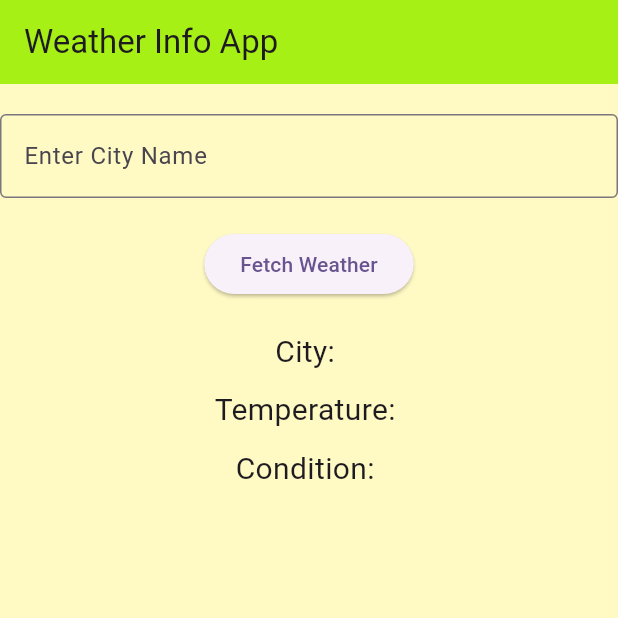
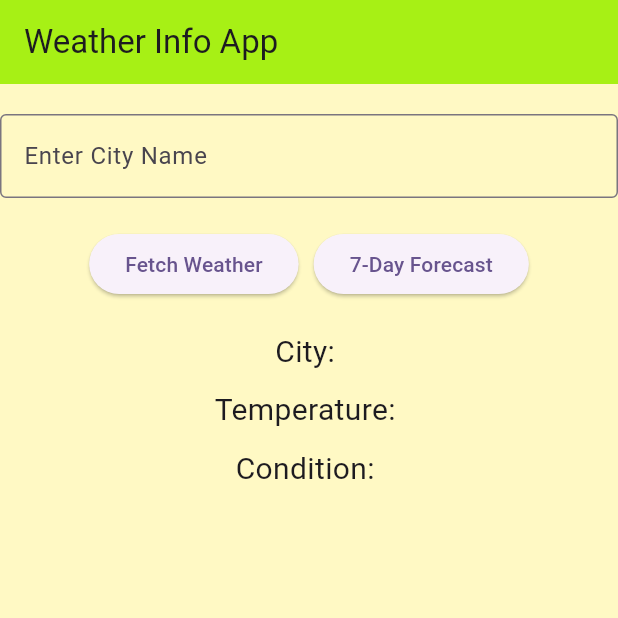
Before and after one commit to navedn/Flutter-WeatherApp, a Flutter app: the screen it shows after launch, on a phone screen of 412 x 824 dp, the top half of it. Run offline on Flutter 3.47's test engine with Material 3 defaults, Android fonts, the phone set to English and light mode, and no system bars.

Commit message:
Implemented 7-day weather forecast feature

```diff
--- a/lib/main.dart
+++ b/lib/main.dart
@@ -53,6 +53,7 @@ class _MyHomePageState extends State<MyHomePage> {
     'Snowy',
     'Windy'
   ];
+  List<Map<String, String>> _sevenDayForecast = [];
 
   void _fetchWeather() {
     final random = Random();
@@ -68,6 +69,28 @@ class _MyHomePageState extends State<MyHomePage> {
     });
   }
 
+  void _fetchSevenDayForecast() {
+    final random = Random();
+    List<Map<String, String>> forecast = [];
+
+    for (int i = 0; i < 7; i++) {
+      int temp = 15 + random.nextInt(16); // Random temp 15°C to 30°C
+      String condition =
+          _weatherConditions[random.nextInt(_weatherConditions.length)];
+
+      // Add forecast for each day (you can add day names if needed)
+      forecast.add({
+        'day': 'Day ${i + 1}', // Example: Day 1, Day 2, etc.
+        'temp': '$temp°C',
+        'condition': condition,
+      });
+    }
+
+    setState(() {
+      _sevenDayForecast = forecast;
+    });
+  }
+
   @override
   Widget build(BuildContext context) {
     return Scaffold(
@@ -75,7 +98,8 @@ class _MyHomePageState extends State<MyHomePage> {
         backgroundColor: const Color.fromARGB(255, 167, 240, 21),
         title: const Text('Weather Info App'),
       ),
-      body: Column(
+      body: SingleChildScrollView(
+        child: Column(
           children: [
             const SizedBox(height: 20.0),
             SizedBox(
@@ -96,6 +120,11 @@ class _MyHomePageState extends State<MyHomePage> {
                   onPressed: _fetchWeather,
                   child: const Text('Fetch Weather'),
                 ),
+                const SizedBox(width: 10.0),
+                ElevatedButton(
+                  onPressed: _fetchSevenDayForecast,
+                  child: const Text('7-Day Forecast'),
+                ),
               ],
             ),
             const SizedBox(height: 20.0),
@@ -113,7 +142,44 @@ class _MyHomePageState extends State<MyHomePage> {
               'Condition: $_weatherCondition',
               style: const TextStyle(fontSize: 20.0),
             ),
+            const SizedBox(height: 20.0),
+            if (_sevenDayForecast.isNotEmpty) ...[
+              const Text(
+                '7-Day Weather Forecast',
+                style: TextStyle(fontSize: 24, fontWeight: FontWeight.bold),
+              ),
+              const SizedBox(height: 10.0),
+              ListView.builder(
+                shrinkWrap:
+                    true, // Important to keep it inside a scrollable column
+                physics:
+                    const NeverScrollableScrollPhysics(), // Avoid scrolling inside ListView
+                itemCount: _sevenDayForecast.length,
+                itemBuilder: (context, index) {
+                  return Padding(
+                    padding: const EdgeInsets.symmetric(vertical: 4.0),
+                    child: Card(
+                      child: ListTile(
+                        leading: Text(
+                          _sevenDayForecast[index]['day']!,
+                          style: const TextStyle(fontSize: 18.0),
+                        ),
+                        title: Text(
+                          'Temp: ${_sevenDayForecast[index]['temp']}',
+                          style: const TextStyle(fontSize: 18.0),
+                        ),
+                        subtitle: Text(
+                          'Condition: ${_sevenDayForecast[index]['condition']}',
+                          style: const TextStyle(fontSize: 16.0),
+                        ),
+                      ),
+                    ),
+                  );
+                },
+              ),
             ],
+          ],
+        ),
       ),
     );
   }
```
Lines whose indentation alone changed are shown as unchanged.
